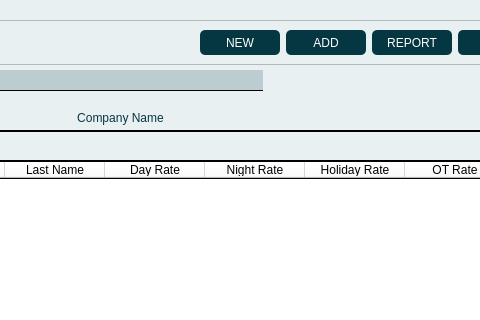
Before: the Qt Designer form mugna/assets/mainWindow.ui in chraem/Mugna, drawn with Qt 5; both pictures show x 327 to 807 and y 0 to 320 of the 1166 by 566 pixel window.
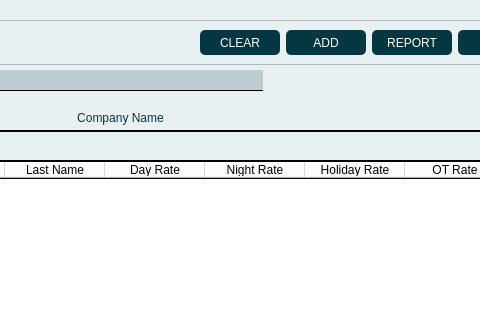
After: the same form once the commit is applied. The open tabs and pages were chosen to show the change. Icons and pictures are not drawn.

Commit message: refactor: change new button label into clear

```diff
--- a/mugna/assets/mainWindow.ui
+++ b/mugna/assets/mainWindow.ui
@@ -146,7 +146,7 @@
 }</string>
             </property>
             <property name="text">
-             <string>NEW</string>
+             <string>CLEAR</string>
             </property>
             <property name="flat">
              <bool>true</bool>
```
Left out of the diff: 18 changed lines with no effect on the pictures.
